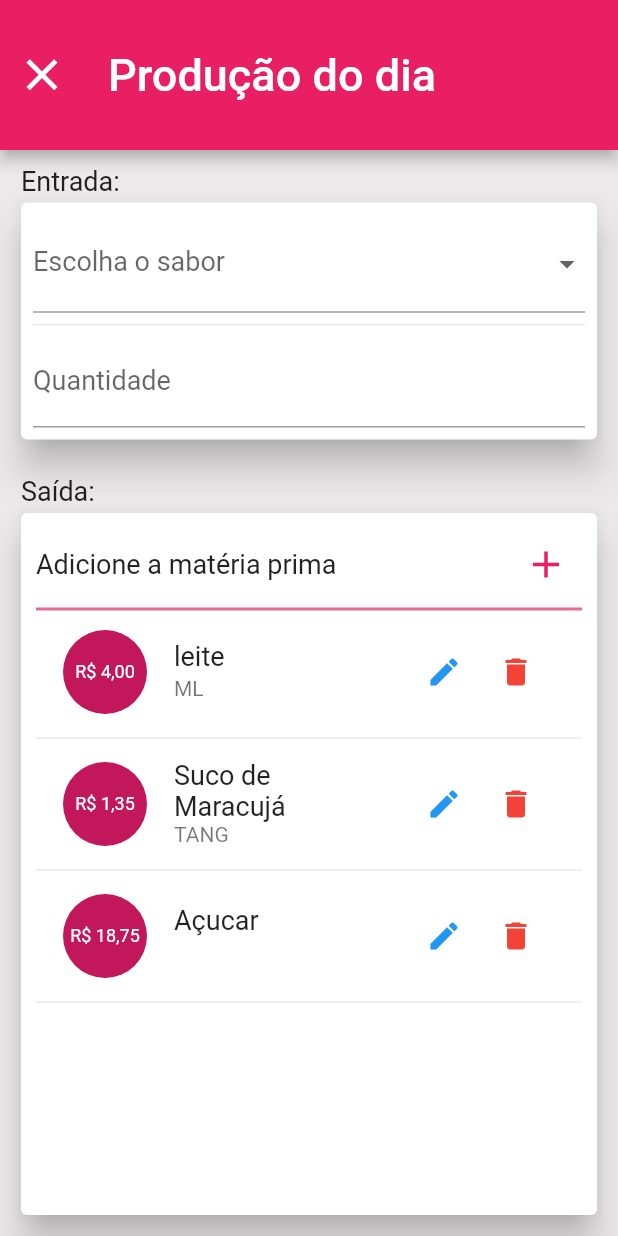
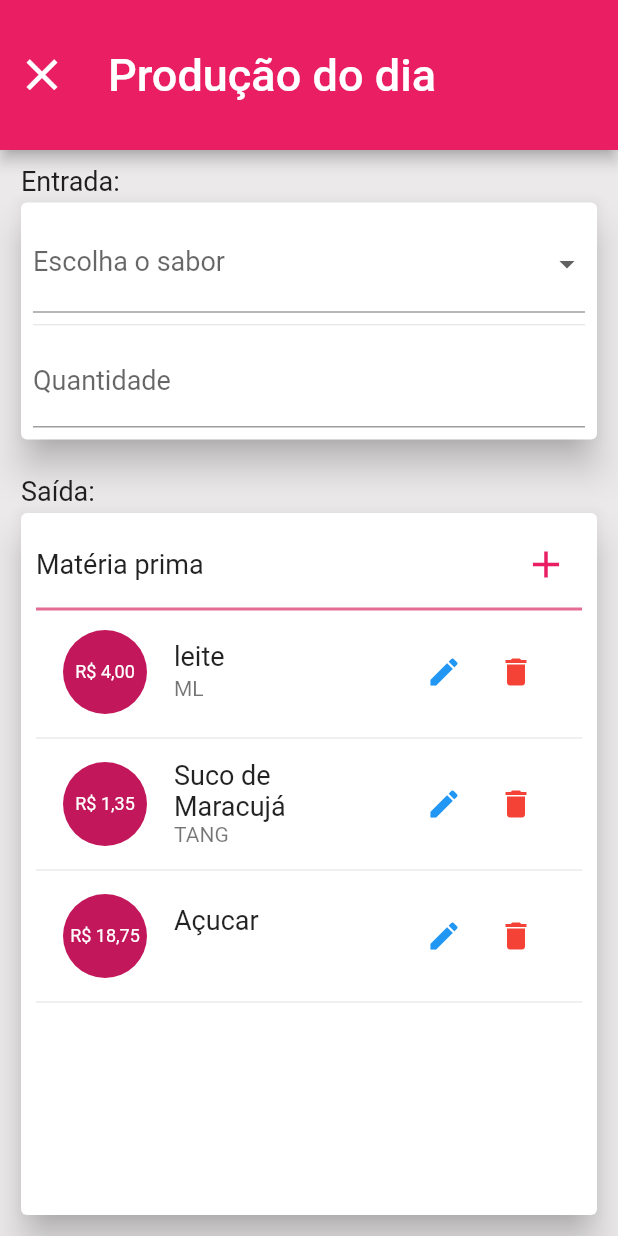
Before and after one commit to Jo-Analyst/app-good-taste, a Flutter app: the BalanceteSheetPage screen opened directly, on a phone screen of 412 x 824 dp. Run offline on Flutter 3.47's test engine with Material 2 defaults, Android fonts, the phone set to English and light mode, and no system bars; our stand-ins replace font_awesome_flutter, sqflite; accounts and stored records are empty.

Commit message:
alterando alguns items

```diff
--- a/lib/app/page/balance_sheet_page.dart
+++ b/lib/app/page/balance_sheet_page.dart
@@ -114,7 +114,7 @@ class _BalanceteSheetPageState extends State<BalanceteSheetPage> {
                           mainAxisAlignment: MainAxisAlignment.spaceBetween,
                           children: [
                             const Text(
-                              "Adicione a matéria prima",
+                              "Matéria prima",
                               style: TextStyle(fontSize: 18),
                             ),
                             IconButton(
@@ -137,7 +137,7 @@ class _BalanceteSheetPageState extends State<BalanceteSheetPage> {
                             ? const Flexible(
                                 child: Center(
                                 child: Text(
-                                  "Não há matéria adicionada.",
+                                  "Não há matéria prima adicionada.",
                                   style: TextStyle(fontSize: 18),
                                 ),
                               ))
```
Also changed, not shown: lib/app/page/product_form_page.dart (+5 -3 lines).
